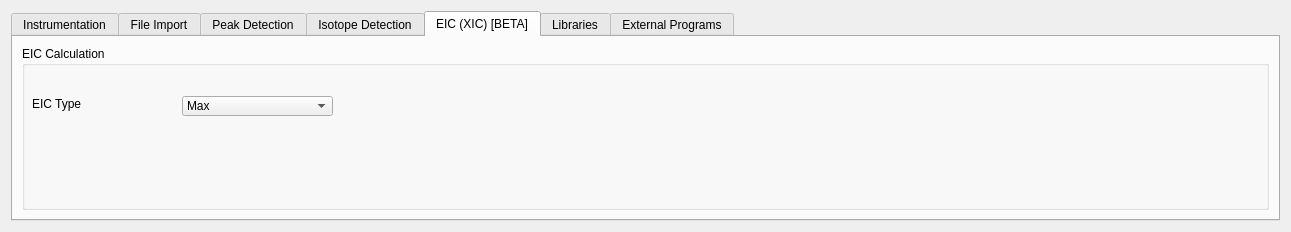
First picture: the form in mzroll/forms/settingsform.ui, repository ElucidataInc/ElMaven, before the edit.
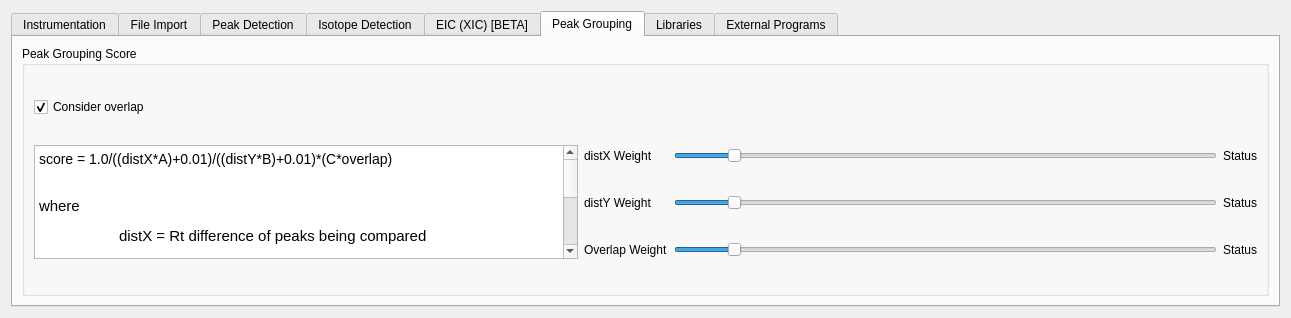
Second picture: the form after the edit. Icons and pictures are not drawn.

Commit message: UI: Control over grouping parameters inside options dialog #151

```diff
--- a/mzroll/forms/settingsform.ui
+++ b/mzroll/forms/settingsform.ui
@@ -7,7 +7,7 @@
     <x>0</x>
     <y>0</y>
     <width>1291</width>
-    <height>232</height>
+    <height>318</height>
    </rect>
   </property>
   <property name="sizePolicy">
@@ -23,7 +23,7 @@
    <item row="0" column="0">
     <widget class="QTabWidget" name="tabWidget">
      <property name="currentIndex">
-      <number>4</number>
+      <number>5</number>
      </property>
      <widget class="QWidget" name="instrumentationOptions">
       <attribute name="title">
@@ -778,6 +778,140 @@
        </item>
       </layout>
      </widget>
+     <widget class="QWidget" name="peakGrouping">
+      <attribute name="title">
+       <string>Peak Grouping</string>
+      </attribute>
+      <layout class="QGridLayout" name="gridLayout_9">
+       <item row="0" column="0">
+        <widget class="QGroupBox" name="groupBox_2">
+         <property name="title">
+          <string>Peak Grouping Score</string>
+         </property>
+         <layout class="QGridLayout" name="gridLayout_11">
+          <item row="2" column="6">
+           <widget class="QLabel" name="distYStatus">
+            <property name="text">
+             <string>Status</string>
+            </property>
+           </widget>
+          </item>
+          <item row="1" column="3">
+           <widget class="QLabel" name="label_29">
+            <property name="text">
+             <string>distX Weight</string>
+            </property>
+           </widget>
+          </item>
+          <item row="1" column="0" rowspan="3">
+           <widget class="QTextBrowser" name="textBrowser">
+            <property name="html">
+             <string>&lt;!DOCTYPE HTML PUBLIC &quot;-//W3C//DTD HTML 4.0//EN&quot; &quot;http://www.w3.org/TR/REC-html40/strict.dtd&quot;&gt;
+&lt;html&gt;&lt;head&gt;&lt;meta name=&quot;qrichtext&quot; content=&quot;1&quot; /&gt;&lt;style type=&quot;text/css&quot;&gt;
+p, li { white-space: pre-wrap; }
+&lt;/style&gt;&lt;/head&gt;&lt;body style=&quot; font-family:'Ubuntu'; font-size:11pt; font-weight:400; font-style:normal;&quot;&gt;
+&lt;p style=&quot; margin-top:12px; margin-bottom:12px; margin-left:0px; margin-right:0px; -qt-block-indent:0; text-indent:0px;&quot;&gt;&lt;span style=&quot; font-family:'Droid Sans Mono,Courier New,monospace,Droid Sans Fallback'; font-size:14px; color:#000000;&quot;&gt;score = 1.0/((distX*A)+0.01)/((distY*B)+0.01)*(C*overlap)&lt;/span&gt;&lt;br /&gt;&lt;/p&gt;
+&lt;p style=&quot; margin-top:12px; margin-bottom:12px; margin-left:0px; margin-right:0px; -qt-block-indent:0; text-indent:0px;&quot;&gt;where&lt;/p&gt;
+&lt;p style=&quot; margin-top:12px; margin-bottom:12px; margin-left:0px; margin-right:0px; -qt-block-indent:0; text-indent:0px;&quot;&gt;	distX = Rt difference of peaks being compared&lt;/p&gt;
+&lt;p style=&quot; margin-top:12px; margin-bottom:12px; margin-left:0px; margin-right:0px; -qt-block-indent:0; text-indent:0px;&quot;&gt;	A = Weight of distX&lt;/p&gt;
+&lt;p style=&quot; margin-top:12px; margin-bottom:12px; margin-left:0px; margin-right:0px; -qt-block-indent:0; text-indent:0px;&quot;&gt;	distY = Difference between peak Intensities&lt;/p&gt;
+&lt;p style=&quot; margin-top:12px; margin-bottom:12px; margin-left:0px; margin-right:0px; -qt-block-indent:0; text-indent:0px;&quot;&gt;	B = Weight of distY&lt;/p&gt;
+&lt;p style=&quot; margin-top:12px; margin-bottom:12px; margin-left:0px; margin-right:0px; -qt-block-indent:0; text-indent:0px;&quot;&gt;	overlap = Overlap of peaks (between 0 to 1)&lt;/p&gt;
+&lt;p style=&quot; margin-top:12px; margin-bottom:12px; margin-left:0px; margin-right:0px; -qt-block-indent:0; text-indent:0px;&quot;&gt;	C = Overlap weight&lt;/p&gt;&lt;/body&gt;&lt;/html&gt;</string>
+            </property>
+           </widget>
+          </item>
+          <item row="2" column="3">
+           <widget class="QLabel" name="label_31">
+            <property name="text">
+             <string>distY Weight</string>
+            </property>
+           </widget>
+          </item>
+          <item row="3" column="3">
+           <widget class="QLabel" name="label_30">
+            <property name="text">
+             <string>Overlap Weight</string>
+            </property>
+           </widget>
+          </item>
+          <item row="3" column="5">
+           <widget class="QSlider" name="overlapSlider">
+            <property name="maximum">
+             <number>100</number>
+            </property>
+            <property name="value">
+             <number>10</number>
+            </property>
+            <property name="orientation">
+             <enum>Qt::Horizontal</enum>
+            </property>
+           </widget>
+          </item>
+          <item row="1" column="5">
+           <widget class="QSlider" name="distXSlider">
+            <property name="maximum">
+             <number>100</number>
+            </property>
+            <property name="singleStep">
+             <number>1</number>
+            </property>
+            <property name="value">
+             <number>10</number>
+            </property>
+            <property name="orientation">
+             <enum>Qt::Horizontal</enum>
+            </property>
+           </widget>
+          </item>
+          <item row="2" column="5">
+           <widget class="QSlider" name="distYSlider">
+            <property name="maximum">
+             <number>100</number>
+            </property>
+            <property name="value">
+             <number>10</number>
+            </property>
+            <property name="orientation">
+             <enum>Qt::Horizontal</enum>
+            </property>
+           </widget>
+          </item>
+          <item row="3" column="6">
+           <widget class="QLabel" name="overlapStatus">
+            <property name="text">
+             <string>Status</string>
+            </property>
+           </widget>
+          </item>
+          <item row="1" column="6">
+           <widget class="QLabel" name="distXStatus">
+            <property name="text">
+             <string>Status</string>
+            </property>
+           </widget>
+          </item>
+          <item row="0" column="0">
+           <widget class="QCheckBox" name="checkBox">
+            <property name="toolTip">
+             <string/>
+            </property>
+            <property name="text">
+             <string>Consider overlap</string>
+            </property>
+            <property name="checked">
+             <bool>true</bool>
+            </property>
+            <property name="tristate">
+             <bool>false</bool>
+            </property>
+           </widget>
+          </item>
+         </layout>
+        </widget>
+       </item>
+      </layout>
+     </widget>
      <widget class="QWidget" name="Libraries">
       <attribute name="title">
        <string>Libraries</string>
```
